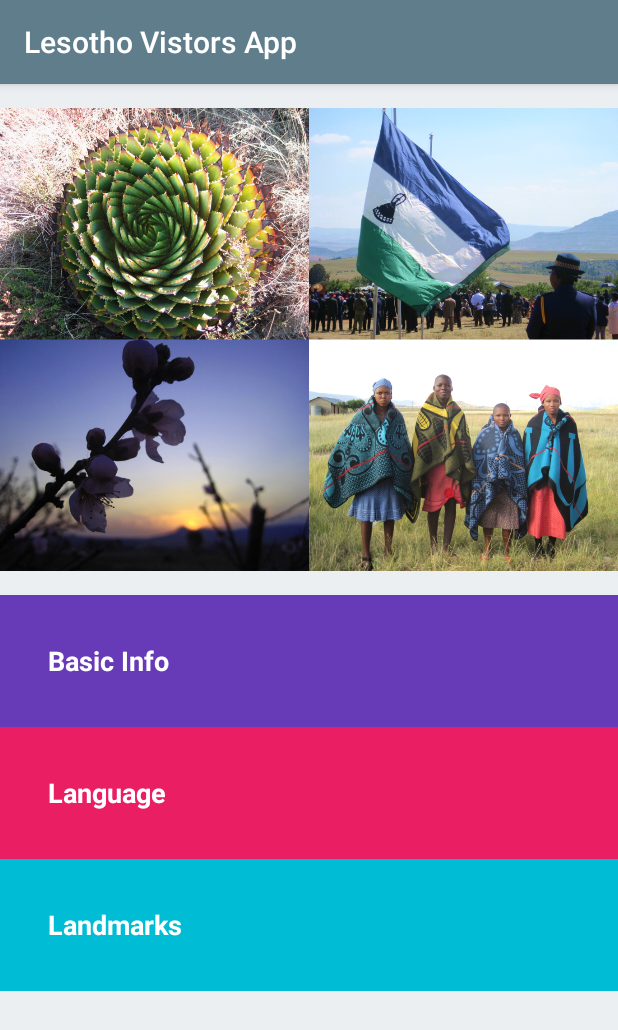
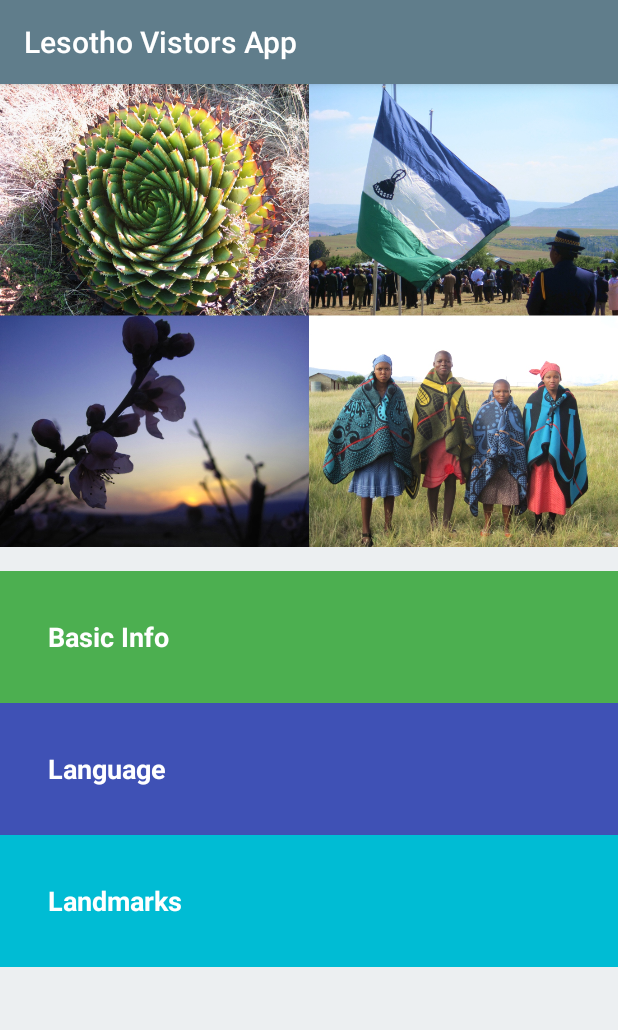
Before and after one commit to aparna-jay-master/Lesotho-Travel-App, an Android app: the screen it shows after launch (MainActivity), on a phone screen of 412 x 824 dp. Shown: the top 1030 px of the screen. Run offline under Robolectric (Android 15) with nearby library versions, the phone set to English and light mode, and no system bars.

Commit message:
Update colors

```diff
--- a/app/src/main/res/layout/activity_main.xml
+++ b/app/src/main/res/layout/activity_main.xml
@@ -18,7 +18,6 @@
             android:layout_width="match_parent"
             android:layout_height="wrap_content"
             android:layout_marginBottom="16dp"
-            android:layout_marginTop="16dp"
             android:adjustViewBounds="true"
             android:src="@drawable/main_image" />
 
--- a/app/src/main/res/values/colors.xml
+++ b/app/src/main/res/values/colors.xml
@@ -2,7 +2,7 @@
 <resources>
     <color name="colorPrimary">#607D8B</color>
     <color name="colorPrimaryDark">#263238</color>
-    <color name="colorAccent">#009688</color>
+    <color name="colorAccent">#00BCD4</color>
 
     <!-- Background color for app -->
     <color name="white_background">#ECEFF1</color>
@@ -11,8 +11,8 @@
     <color name="category_landmarks">#00BCD4</color>
 
     <!--Color for Lanugage -->
-    <color name="category_language">#E91E63</color>
+    <color name="category_language">#3F51B5</color>
 
     <!--Color for Basic Info -->
-    <color name="category_info">#673AB7</color>
+    <color name="category_info">#4CAF50</color>
 </resources>
```
